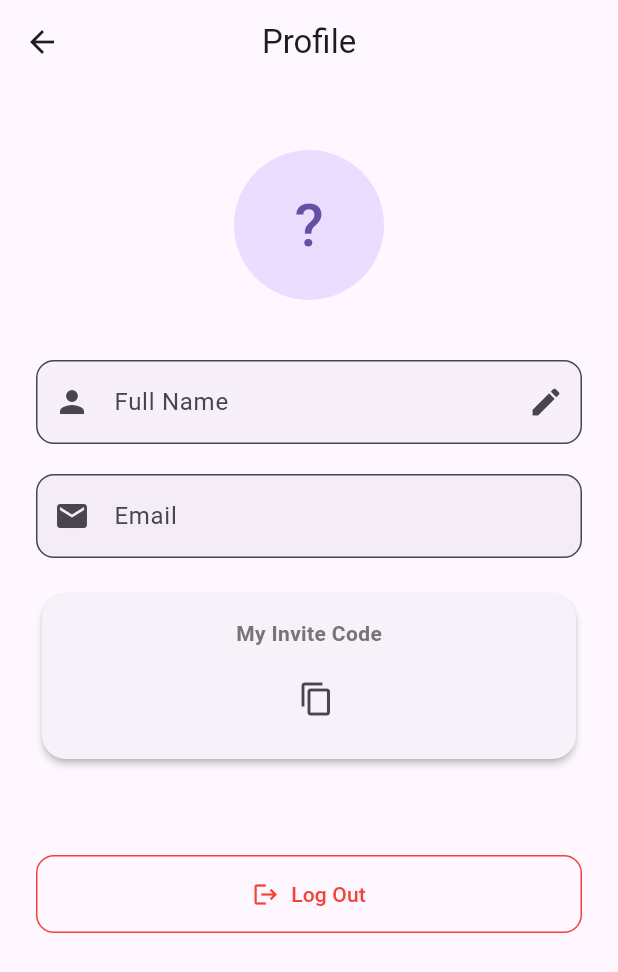
After one commit to GonzhaI/couple-timeline-app, a Flutter app: the screen it shows once a user with an empty profile is signed in, after a tap on the "person" icon, on a phone screen of 412 x 824 dp. The commit adds this screen. Shown: the top 972 px of the screen. Run offline on Flutter 3.47's test engine with Material 3 defaults, Android fonts, the light colour scheme and no system bars; our stand-ins replace cloud_firestore, firebase_auth, firebase_core; accounts and stored records are empty; network calls fail.

Commit message:
Fix: Corrección de edición y mejoras de usabilidad.

```diff
--- a/lib/l10n/app_en.arb
+++ b/lib/l10n/app_en.arb
@@ -74,5 +74,12 @@
     "editDate": "Edit Date",
     "searchPlaceholder": "Search memories...",
     "filterAll": "All",
-    "connectedWith": "Connected with"
+    "connectedWith": "Connected with",
+    "profileTitle": "Profile",
+    "editNameLabel": "Edit Name",
+    "logoutLabel": "Log Out",
+    "nameUpdatedMsg": "Name updated successfully!",
+    "copyCodeTooltip": "Copy Code",
+    "memoryDetailsTitle": "Memory Details",
+    "detailHistory": "History"
 }
--- a/lib/l10n/app_localizations.dart
+++ b/lib/l10n/app_localizations.dart
@@ -553,6 +553,48 @@ abstract class AppLocalizations {
   /// In es, this message translates to:
   /// **'Conectado con'**
   String get connectedWith;
+
+  /// No description provided for @profileTitle.
+  ///
+  /// In es, this message translates to:
+  /// **'Perfil'**
+  String get profileTitle;
+
+  /// No description provided for @editNameLabel.
+  ///
+  /// In es, this message translates to:
+  /// **'Editar Nombre'**
+  String get editNameLabel;
+
+  /// No description provided for @logoutLabel.
+  ///
+  /// In es, this message translates to:
+  /// **'Cerrar Sesión'**
+  String get logoutLabel;
+
+  /// No description provided for @nameUpdatedMsg.
+  ///
+  /// In es, this message translates to:
+  /// **'¡Nombre actualizado correctamente!'**
+  String get nameUpdatedMsg;
+
+  /// No description provided for @copyCodeTooltip.
+  ///
+  /// In es, this message translates to:
+  /// **'Copiar Código'**
+  String get copyCodeTooltip;
+
+  /// No description provided for @memoryDetailsTitle.
+  ///
+  /// In es, this message translates to:
+  /// **'Detalle del Recuerdo'**
+  String get memoryDetailsTitle;
+
+  /// No description provided for @detailHistory.
+  ///
+  /// In es, this message translates to:
+  /// **'Historia'**
+  String get detailHistory;
 }
 
 class _AppLocalizationsDelegate
--- a/lib/l10n/app_localizations_en.dart
+++ b/lib/l10n/app_localizations_en.dart
@@ -238,4 +238,25 @@ class AppLocalizationsEn extends AppLocalizations {
 
   @override
   String get connectedWith => 'Connected with';
+
+  @override
+  String get profileTitle => 'Profile';
+
+  @override
+  String get editNameLabel => 'Edit Name';
+
+  @override
+  String get logoutLabel => 'Log Out';
+
+  @override
+  String get nameUpdatedMsg => 'Name updated successfully!';
+
+  @override
+  String get copyCodeTooltip => 'Copy Code';
+
+  @override
+  String get memoryDetailsTitle => 'Memory Details';
+
+  @override
+  String get detailHistory => 'History';
 }
--- a/lib/screens/home_screen.dart
+++ b/lib/screens/home_screen.dart
@@ -10,6 +10,7 @@ import 'package:couple_timeline/widgets/memory_card.dart';
 import 'package:couple_timeline/utils/memory_categories.dart';
 import 'dart:async';
 import 'package:couple_timeline/widgets/partner_name.dart';
+import 'package:couple_timeline/screens/profile_screen.dart';
 
 class HomeScreen extends StatefulWidget {
   const HomeScreen({super.key});
@@ -85,7 +86,16 @@ class _HomeScreenState extends State<HomeScreen> {
               ],
             ),
             actions: [
-              IconButton(icon: const Icon(Icons.logout_rounded), onPressed: () => FirebaseAuth.instance.signOut()),
+              IconButton(
+                icon: const Icon(Icons.person_rounded),
+                onPressed: () {
+                  // Navigate to profile screen
+                  Navigator.push(
+                    context,
+                    MaterialPageRoute(builder: (context) => const ProfileScreen()),
+                  );
+                },
+              ),
             ],
           ),
           body: Column(
--- /dev/null
+++ b/lib/screens/profile_screen.dart
@@ -0,0 +1,234 @@
+import 'package:cloud_firestore/cloud_firestore.dart';
+import 'package:couple_timeline/services/database_service.dart';
+import 'package:firebase_auth/firebase_auth.dart';
+import 'package:flutter/material.dart';
+import 'package:flutter/services.dart';
+import 'package:couple_timeline/l10n/app_localizations.dart';
+
+class ProfileScreen extends StatefulWidget {
+  const ProfileScreen({super.key});
+
+  @override
+  State<ProfileScreen> createState() => _ProfileScreenState();
+}
+
+class _ProfileScreenState extends State<ProfileScreen> {
+  final _nameController = TextEditingController();
+  final _nameFocusNode = FocusNode();
+  bool _isEditing = false;
+  bool _isLoading = false;
+
+  @override
+  void initState() {
+    super.initState();
+
+    // Initialize with current name if exists
+    _nameController.text = FirebaseAuth.instance.currentUser?.displayName ?? '';
+  }
+
+  // Clean up resources
+  @override
+  void dispose() {
+    _nameController.dispose();
+    _nameFocusNode.dispose();
+    super.dispose();
+  }
+
+  void _updateName() async {
+    final l10n = AppLocalizations.of(context)!;
+
+    if (_nameController.text.trim().isEmpty) {
+      ScaffoldMessenger.of(
+        context,
+      ).showSnackBar(SnackBar(content: Text(l10n.fieldUnfilledError), backgroundColor: Colors.orange));
+      return;
+    }
+
+    setState(() => _isLoading = true);
+
+    try {
+      await DatabaseService().updateUserName(_nameController.text.trim());
+
+      if (mounted) {
+        ScaffoldMessenger.of(context).showSnackBar(SnackBar(content: Text(l10n.nameUpdatedMsg)));
+        setState(() {
+          _isEditing = false;
+          _isLoading = false;
+        });
+        _nameFocusNode.unfocus();
+      }
+    } catch (e) {
+      if (mounted) {
+        setState(() => _isLoading = false);
+        ScaffoldMessenger.of(context).showSnackBar(SnackBar(content: Text("Error: $e"), backgroundColor: Colors.red));
+      }
+    }
+  }
+
+  void _toggleEditing() {
+    setState(() {
+      _isEditing = !_isEditing;
+    });
+
+    if (_isEditing) {
+      Future.delayed(const Duration(milliseconds: 100), () {
+        if (mounted) {
+          _nameFocusNode.requestFocus();
+        }
+      });
+    } else {
+      _nameFocusNode.unfocus();
+    }
+  }
+
+  @override
+  Widget build(BuildContext context) {
+    final l10n = AppLocalizations.of(context)!;
+    final user = FirebaseAuth.instance.currentUser;
+
+    return Scaffold(
+      appBar: AppBar(title: Text(l10n.profileTitle), centerTitle: true),
+      body: StreamBuilder<DocumentSnapshot>(
+        stream: DatabaseService().getUserStream(),
+        builder: (context, snapshot) {
+          if (snapshot.connectionState == ConnectionState.waiting) {
+            return const Center(child: CircularProgressIndicator());
+          }
+
+          // Extract user data
+          final userData = snapshot.data?.data() as Map<String, dynamic>?;
+          final String inviteCode = userData?['inviteCode'] ?? '---';
+
+          // Sync name controller if not editing
+          if (!_isEditing && userData != null && userData['name'] != null) {
+            // Only update if different to avoid cursor jump
+            if (_nameController.text != userData['name']) {
+              _nameController.text = userData['name'];
+            }
+          }
+
+          return SingleChildScrollView(
+            padding: const EdgeInsets.all(24.0),
+            child: Column(
+              children: [
+                const SizedBox(height: 20),
+                CircleAvatar(
+                  radius: 50,
+                  backgroundColor: Theme.of(context).colorScheme.primaryContainer,
+                  child: Text(
+                    (_nameController.text.isNotEmpty ? _nameController.text[0] : '?').toUpperCase(),
+                    style: TextStyle(fontSize: 40, color: Theme.of(context).colorScheme.primary),
+                  ),
+                ),
+                const SizedBox(height: 40),
+
+                // Name Field
+                TextField(
+                  controller: _nameController,
+                  focusNode: _nameFocusNode,
+                  readOnly: !_isEditing,
+                  textCapitalization: TextCapitalization.words,
+                  decoration: InputDecoration(
+                    labelText: l10n.nameLabel,
+                    border: OutlineInputBorder(borderRadius: BorderRadius.circular(12.0)),
+                    prefixIcon: const Icon(Icons.person),
+                    suffixIcon: IconButton(
+                      icon: Icon(_isEditing ? Icons.check : Icons.edit),
+                      onPressed: _isLoading
+                          ? null
+                          : () {
+                              if (_isEditing) {
+                                // Save name
+                                _updateName();
+                              } else {
+                                // Enable editing
+                                _toggleEditing();
+                              }
+                            },
+                    ),
+                    filled: !_isEditing,
+                    fillColor: _isEditing ? null : Theme.of(context).colorScheme.surfaceVariant.withOpacity(0.3),
+                  ),
+                  onSubmitted: (_) => _updateName(),
+                ),
+                const SizedBox(height: 20),
+
+                // Email Field (read-only)
+                TextField(
+                  readOnly: true,
+                  controller: TextEditingController(text: user?.email),
+                  decoration: InputDecoration(
+                    labelText: l10n.emailLabel,
+                    border: OutlineInputBorder(borderRadius: BorderRadius.circular(12.0)),
+                    prefixIcon: const Icon(Icons.email),
+                    filled: true,
+                    fillColor: Theme.of(context).hoverColor,
+                  ),
+                ),
+                const SizedBox(height: 20),
+
+                // Invite Code Field
+                Card(
+                  elevation: 2,
+                  shape: RoundedRectangleBorder(borderRadius: BorderRadius.circular(16.0)),
+                  child: Padding(
+                    padding: const EdgeInsets.all(16.0),
+                    child: Column(
+                      children: [
+                        Text(
+                          l10n.myCodeLabel,
+                          style: TextStyle(color: Colors.grey[600], fontWeight: FontWeight.bold),
+                        ),
+                        const SizedBox(height: 10),
+                        Row(
+                          mainAxisAlignment: MainAxisAlignment.center,
+                          children: [
+                            Text(
+                              inviteCode,
+                              style: const TextStyle(fontSize: 28, letterSpacing: 4, fontWeight: FontWeight.bold),
+                            ),
+                            const SizedBox(width: 10),
+                            IconButton(
+                              icon: const Icon(Icons.copy),
+                              tooltip: l10n.copyCodeTooltip,
+                              onPressed: () {
+                                Clipboard.setData(ClipboardData(text: inviteCode));
+                                ScaffoldMessenger.of(
+                                  context,
+                                ).showSnackBar(SnackBar(content: Text(l10n.codeCopiedMessage)));
+                              },
+                            ),
+                          ],
+                        ),
+                      ],
+                    ),
+                  ),
+                ),
+
+                const SizedBox(height: 60),
+
+                // Logout Button
+                SizedBox(
+                  width: double.infinity,
+                  child: OutlinedButton.icon(
+                    onPressed: () {
+                      Navigator.pop(context); // Close profile screen
+                      FirebaseAuth.instance.signOut(); // Sign out
+                    },
+                    icon: const Icon(Icons.logout, color: Colors.red),
+                    label: Text(l10n.logoutLabel, style: const TextStyle(color: Colors.red)),
+                    style: OutlinedButton.styleFrom(
+                      padding: const EdgeInsets.symmetric(vertical: 16.0),
+                      side: const BorderSide(color: Colors.red),
+                      shape: RoundedRectangleBorder(borderRadius: BorderRadius.circular(12.0)),
+                    ),
+                  ),
+                ),
+              ],
+            ),
+          );
+        },
+      ),
+    );
+  }
+}
```
Also changed, not shown: lib/l10n/app_es.arb (+8 -1 lines), lib/l10n/app_localizations_es.dart (+21 -0 lines), lib/screens/memory_detail_screen.dart (added, +171 -0 lines), lib/services/database_service.dart (+12 -0 lines), lib/widgets/memory_card.dart (+14 -1 lines).
